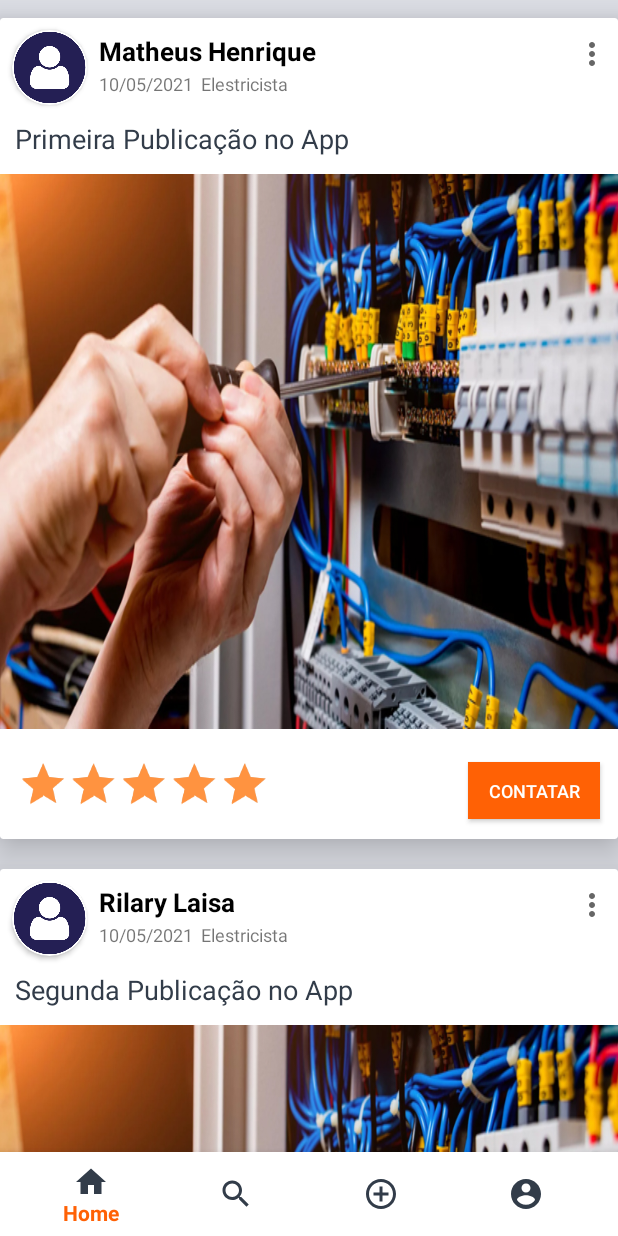
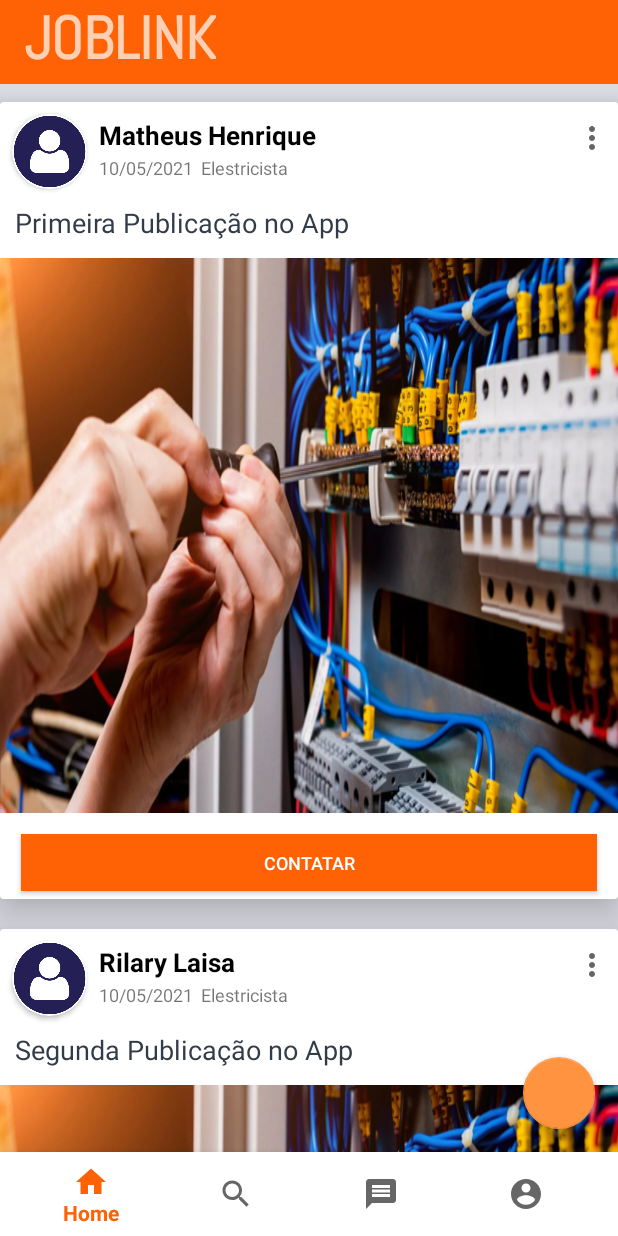
Before and after one commit to lopes-raissa/job-link-app, an Android app: the HomeActivity screen opened directly, with no data from a screen before it, on a phone screen of 412 x 824 dp. Run offline under Robolectric (Android 15) with nearby library versions, the phone set to English and light mode, and no system bars.

Commit message:
Criando Fragment de Category/Search, e começando a usar GridLayout

```diff
--- a/app/src/main/java/com/example/joblink/adapter/PublicationAdapter.kt
+++ b/app/src/main/java/com/example/joblink/adapter/PublicationAdapter.kt
@@ -33,7 +33,7 @@ class PublicationAdapter(var listPublication: ArrayList<Publication>): RecyclerV
             itemView.textDatePublication.text = publication.datePublication
             itemView.textProfission.text = publication.profission
             itemView.textDescription.text = publication.description
-            itemView.textFreelancerNote.rating = publication.freelancerNote
+           // itemView.textFreelancerNote.rating = publication.freelancerNote
         }
     }
 }
--- a/app/src/main/java/com/example/joblink/fragments/SearchFragment.kt
+++ b/app/src/main/java/com/example/joblink/fragments/SearchFragment.kt
@@ -5,9 +5,16 @@ import androidx.fragment.app.Fragment
 import android.view.LayoutInflater
 import android.view.View
 import android.view.ViewGroup
+import androidx.recyclerview.widget.GridLayoutManager
+import androidx.recyclerview.widget.RecyclerView
 import com.example.joblink.R
 
 class SearchFragment : Fragment() {
+
+    private lateinit var recyclerView: RecyclerView
+    private lateinit var gridLayoutManager: GridLayoutManager
+    private lateinit var profileFragment: ProfileFragment
+
 
     override fun onCreate(savedInstanceState: Bundle?) {
         super.onCreate(savedInstanceState)
--- /dev/null
+++ b/app/src/main/java/com/example/joblink/model/Category.kt
@@ -0,0 +1,6 @@
+package com.example.joblink.model
+
+data class Category(
+    var id: Int,
+    var titleCategory: String
+)
--- /dev/null
+++ b/app/src/main/res/drawable/message_icon.xml
@@ -0,0 +1,10 @@
+<vector xmlns:android="http://schemas.android.com/apk/res/android"
+    android:width="24dp"
+    android:height="24dp"
+    android:viewportWidth="24"
+    android:viewportHeight="24"
+    android:tint="?attr/colorControlNormal">
+  <path
+      android:fillColor="@android:color/white"
+      android:pathData="M20,2L4,2c-1.1,0 -1.99,0.9 -1.99,2L2,22l4,-4h14c1.1,0 2,-0.9 2,-2L22,4c0,-1.1 -0.9,-2 -2,-2zM18,14L6,14v-2h12v2zM18,11L6,11L6,9h12v2zM18,8L6,8L6,6h12v2z"/>
+</vector>
--- a/app/src/main/res/layout/activity_home.xml
+++ b/app/src/main/res/layout/activity_home.xml
@@ -8,11 +8,24 @@
     tools:context=".HomeActivity"
     android:background="@color/backgroundOffice">
 
+    <include layout="@layout/toolbar"/>
+
     <FrameLayout
         android:id="@+id/frame_fragments"
         android:layout_width="match_parent"
         android:layout_height="match_parent"
+        android:layout_below="@+id/toolbar"
         android:layout_above="@+id/bottom_navigation"/>
+
+    <com.google.android.material.floatingactionbutton.FloatingActionButton
+        android:id="@+id/id_menage"
+        android:layout_width="48dp"
+        android:layout_height="48dp"
+        android:layout_above="@+id/bottom_navigation"
+        android:layout_alignEnd="@id/frame_fragments"
+        android:layout_marginEnd="15dp"
+        android:layout_marginBottom="15dp"
+        android:background="@color/colorPrimary" />
 
     <com.google.android.material.bottomnavigation.BottomNavigationView
         android:id="@+id/bottom_navigation"
@@ -20,8 +33,7 @@
         android:layout_height="wrap_content"
         android:background="@android:color/white"
         android:layout_alignParentBottom="true"
-        app:menu="@menu/bottom_menu"
-        app:itemIconTint="@color/colorTitles"/>
+        app:menu="@menu/bottom_menu"/>
 
 
 
--- a/app/src/main/res/layout/layout_list_publications.xml
+++ b/app/src/main/res/layout/layout_list_publications.xml
@@ -13,6 +13,24 @@
         android:layout_width="match_parent"
         android:layout_height="match_parent">
 
+        <androidx.cardview.widget.CardView
+            android:id="@+id/cardView_perfil"
+            android:layout_width="50dp"
+            android:layout_height="50dp"
+            android:layout_marginStart="8dp"
+            android:layout_marginTop="8dp"
+            app:cardCornerRadius="30dp"
+            app:layout_constraintStart_toStartOf="parent"
+            app:layout_constraintTop_toTopOf="parent">
+
+            <ImageView
+                android:id="@+id/imageView2"
+                android:layout_width="wrap_content"
+                android:layout_height="wrap_content"
+                android:scaleType="fitXY"
+                app:srcCompat="@drawable/perfil" />
+
+        </androidx.cardview.widget.CardView>
 
         <TextView
             android:id="@+id/textNameUser"
@@ -48,6 +66,17 @@
             app:layout_constraintStart_toEndOf="@+id/textDatePublication"
             app:layout_constraintTop_toBottomOf="@+id/textNameUser" />
 
+        <Button
+            android:id="@+id/buttonOptions"
+            android:layout_width="48dp"
+            android:layout_height="48dp"
+            android:background="@drawable/button_options"
+            android:drawableRight="@drawable/icon_config"
+            android:paddingEnd="5dp"
+            android:textSize="12dp"
+            app:layout_constraintEnd_toEndOf="parent"
+            app:layout_constraintTop_toTopOf="parent" />
+
         <TextView
             android:id="@+id/textDescription"
             android:layout_width="0dp"
@@ -75,31 +104,32 @@
             app:layout_constraintTop_toBottomOf="@+id/textDescription"
             app:srcCompat="@drawable/eletricista" />
 
-        <RatingBar
-            android:id="@+id/textFreelancerNote"
-            android:layout_width="wrap_content"
-            android:layout_height="wrap_content"
-            android:layout_marginStart="12dp"
-            android:layout_marginTop="8dp"
-            android:layout_marginBottom="8dp"
-            android:numStars="5"
-            android:rating="3.5"
-            android:scaleX="0.7"
-            android:scaleY="0.7"
-            android:stepSize="0.5"
-            android:transformPivotX="0dp"
-            android:transformPivotY="40dp"
-            app:layout_constraintBottom_toBottomOf="parent"
-            app:layout_constraintStart_toStartOf="parent"
-            app:layout_constraintTop_toBottomOf="@+id/imageView"
-            app:layout_constraintVertical_bias="1.0" />
+<!--        <RatingBar-->
+<!--            android:id="@+id/textFreelancerNote"-->
+<!--            android:layout_width="wrap_content"-->
+<!--            android:layout_height="wrap_content"-->
+<!--            android:layout_marginStart="12dp"-->
+<!--            android:layout_marginTop="8dp"-->
+<!--            android:layout_marginBottom="8dp"-->
+<!--            android:numStars="5"-->
+<!--            android:rating="3.5"-->
+<!--            android:scaleX="0.7"-->
+<!--            android:scaleY="0.7"-->
+<!--            android:stepSize="0.5"-->
+<!--            android:transformPivotX="0dp"-->
+<!--            android:transformPivotY="40dp"-->
+<!--            app:layout_constraintBottom_toBottomOf="parent"-->
+<!--            app:layout_constraintStart_toStartOf="parent"-->
+<!--            app:layout_constraintTop_toBottomOf="@+id/imageView"-->
+<!--            app:layout_constraintVertical_bias="1.0" />-->
 
         <Button
             android:id="@+id/button"
-            android:layout_width="wrap_content"
+            android:layout_width="0dp"
             android:layout_height="38dp"
             android:layout_marginTop="14dp"
-            android:layout_marginEnd="12dp"
+            android:layout_marginStart="14dp"
+            android:layout_marginEnd="14dp"
             android:layout_marginBottom="5dp"
             android:background="@color/colorPrimary"
             android:text="Contatar"
@@ -107,37 +137,8 @@
             android:textSize="12dp"
             app:layout_constraintBottom_toBottomOf="parent"
             app:layout_constraintEnd_toEndOf="parent"
+            app:layout_constraintStart_toStartOf="parent"
             app:layout_constraintTop_toBottomOf="@+id/imageView" />
-
-        <androidx.cardview.widget.CardView
-            android:id="@+id/cardView_perfil"
-            android:layout_width="50dp"
-            android:layout_height="50dp"
-            android:layout_marginStart="8dp"
-            android:layout_marginTop="8dp"
-            app:cardCornerRadius="30dp"
-            app:layout_constraintStart_toStartOf="parent"
-            app:layout_constraintTop_toTopOf="parent">
-
-            <ImageView
-                android:id="@+id/imageView2"
-                android:layout_width="wrap_content"
-                android:layout_height="wrap_content"
-                android:scaleType="fitXY"
-                app:srcCompat="@drawable/perfil" />
-
-        </androidx.cardview.widget.CardView>
-
-        <Button
-            android:id="@+id/buttonOptions"
-            android:layout_width="48dp"
-            android:layout_height="48dp"
-            android:background="@drawable/button_options"
-            android:drawableRight="@drawable/icon_config"
-            android:paddingEnd="5dp"
-            android:textSize="12dp"
-            app:layout_constraintEnd_toEndOf="parent"
-            app:layout_constraintTop_toTopOf="parent" />
 
     </androidx.constraintlayout.widget.ConstraintLayout>
 
--- a/app/src/main/res/layout/toolbar.xml
+++ b/app/src/main/res/layout/toolbar.xml
@@ -1,10 +1,19 @@
 <?xml version="1.0" encoding="utf-8"?>
 <androidx.appcompat.widget.Toolbar
     xmlns:android="http://schemas.android.com/apk/res/android"
+    android:id="@+id/toolbar"
     android:layout_width="match_parent"
     android:layout_height="?attr/actionBarSize"
     android:theme="@style/ThemeOverlay.AppCompat.Dark"
-    android:background="@color/colorPrimary"
-    android:id="@+id/toolbar">
+    android:background="@color/colorPrimary">
+
+    <TextView
+        android:layout_width="wrap_content"
+        android:layout_height="match_parent"
+        android:text="JOBLINK"
+        android:textSize="40dp"
+        android:textStyle="bold"
+        android:fontFamily="@font/abel_regular"
+        />
 
 </androidx.appcompat.widget.Toolbar>
--- a/app/src/main/res/menu/bottom_menu.xml
+++ b/app/src/main/res/menu/bottom_menu.xml
@@ -13,8 +13,8 @@
         app:showAsAction="always"/>
 
     <item android:id="@+id/menu_publish"
-        android:title="Publicar"
-        android:icon="@drawable/publish_icon"
+        android:title="Mensagens"
+        android:icon="@drawable/message_icon"
         app:showAsAction="always"/>
 
     <item android:id="@+id/menu_profile"
```
Also changed, not shown: app/src/main/java/com/example/joblink/adapter/CategoryAdapter.kt (added, +34 -0 lines), app/src/main/java/com/example/joblink/datasource/Datasource.kt (+14 -0 lines), app/src/main/res/layout/fragment_search.xml (+5 -7 lines), app/src/main/res/layout/layout_list_categories.xml (added, +40 -0 lines).
